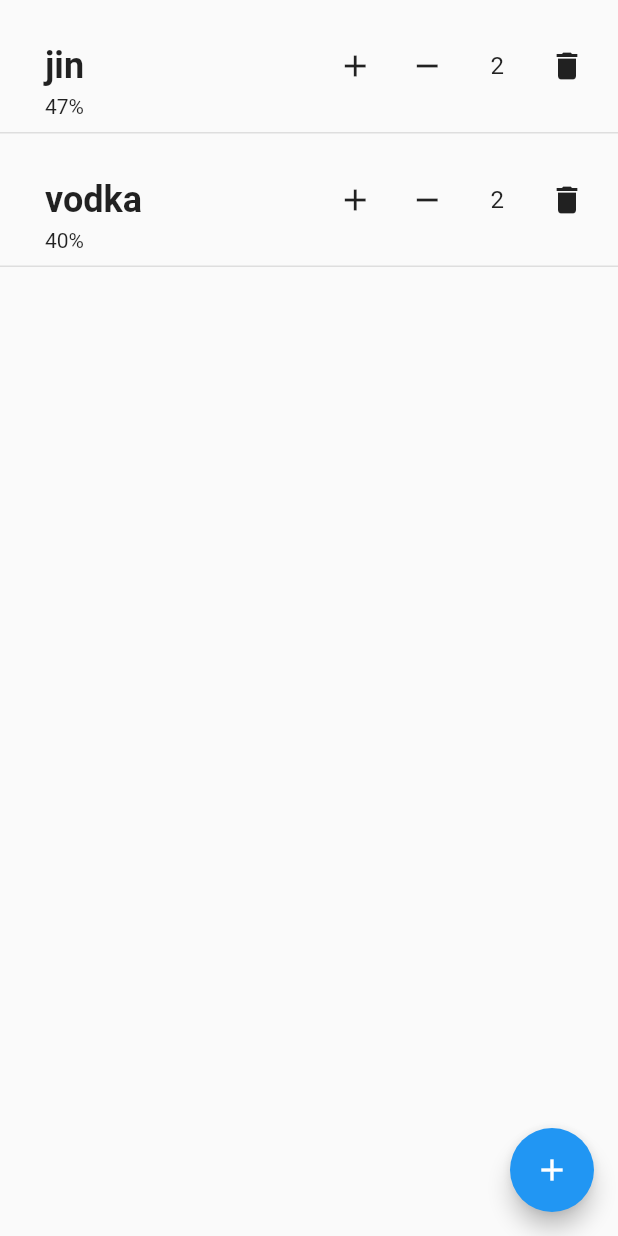
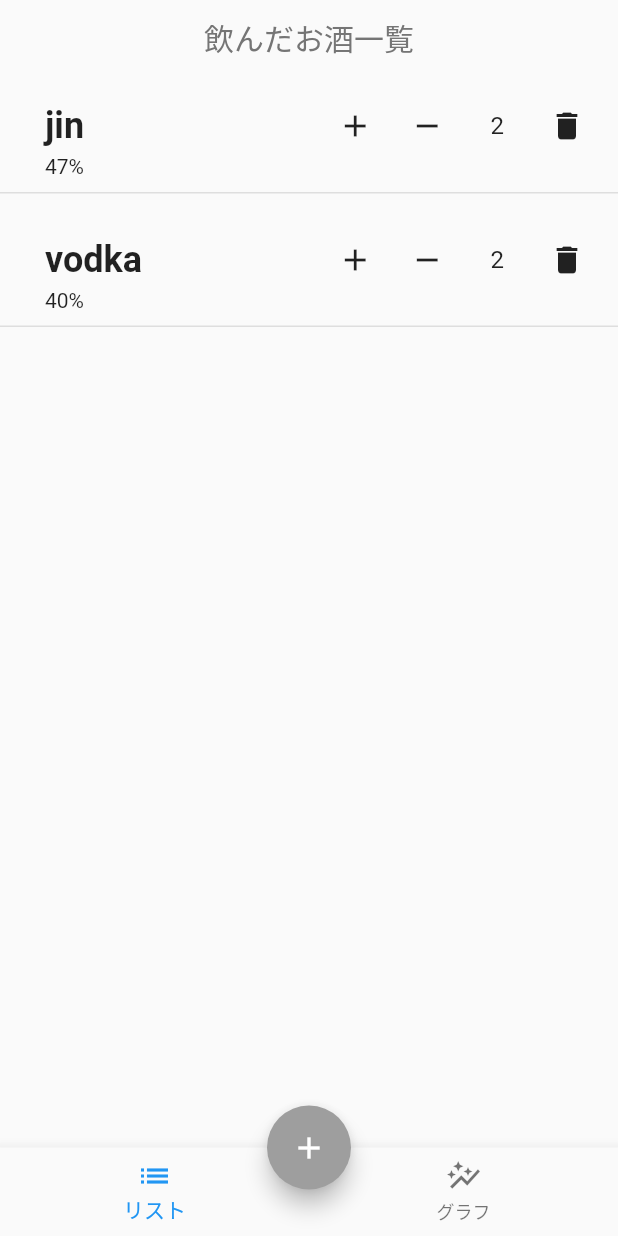
Before and after one commit to SEKI-YUTA/Flutter_Alcoholic_Beverage_Counter, a Flutter app: the screen it shows after launch, on a phone screen of 412 x 824 dp. Run offline on Flutter 3.47's test engine with Material 2 defaults, Android fonts, the phone set to English and light mode, and no system bars.

Commit message:
add bottom navigation bar and item edit dialog

```diff
--- a/lib/pages/list_page.dart
+++ b/lib/pages/list_page.dart
@@ -1,4 +1,5 @@
 import 'package:alcoholic_beverage_counter/widgets/list_item.dart';
+import 'package:alcoholic_beverage_counter/widgets/parameter_row.dart';
 import 'package:flutter/material.dart';
 
 class ListPage extends StatefulWidget {
@@ -36,6 +37,17 @@ class _ListPageState extends State<ListPage> {
     return Scaffold(
       body: Container(
         width: MediaQuery.of(context).size.width,
+        child: SafeArea(
+          child: Column(
+            children: [
+              Container(
+                margin: const EdgeInsets.only(top: 10),
+                child: Text(
+                  "飲んだお酒一覧",
+                  style: TextStyle(color: Colors.grey[600], fontSize: 20),
+                ),
+              ),
+              Expanded(
                 child: ListView.builder(
                   itemBuilder: ((context, index) => ListItem(
                         data: data,
@@ -60,7 +72,13 @@ class _ListPageState extends State<ListPage> {
                   itemCount: data.length,
                 ),
               ),
+            ],
+          ),
+        ),
+      ),
+      floatingActionButtonLocation: FloatingActionButtonLocation.centerDocked,
       floatingActionButton: FloatingActionButton(
+        backgroundColor: Colors.grey,
         onPressed: () {
           print("pressed");
           showDialog(
@@ -70,18 +88,20 @@ class _ListPageState extends State<ListPage> {
                   title: Text("お酒の追加"),
                   content: Column(
                     children: [
-                      Flexible(
-                          child: TextFormField(controller: _nameController)),
-                      Flexible(
-                          child: TextFormField(
+                      ParameterRow(
+                        controller: _nameController,
+                        rowName: "名前",
+                      ),
+                      ParameterRow(
                         controller: _countController,
-                        keyboardType: TextInputType.number,
-                      )),
-                      Flexible(
-                          child: TextFormField(
+                        rowName: "杯数",
+                        tailText: "杯",
+                      ),
+                      ParameterRow(
                         controller: _alcoholDegreeController,
-                        keyboardType: TextInputType.number,
-                      )),
+                        rowName: "アルコール度数",
+                        tailText: "%",
+                      )
                     ],
                   ),
                   actions: [
@@ -115,6 +135,10 @@ class _ListPageState extends State<ListPage> {
         },
         child: Icon(Icons.add),
       ),
+      bottomNavigationBar: BottomNavigationBar(items: [
+        BottomNavigationBarItem(icon: Icon(Icons.list), label: "リスト"),
+        BottomNavigationBarItem(icon: Icon(Icons.auto_graph), label: "グラフ"),
+      ]),
     );
   }
 }
--- a/lib/widgets/list_item.dart
+++ b/lib/widgets/list_item.dart
@@ -14,12 +14,34 @@ class ListItem extends StatelessWidget {
   Function()? incrementCount;
   Function()? decrementCount;
   Function()? deleteItem;
+  TextEditingController _nameEditingController = TextEditingController();
+  TextEditingController _countEditingController = TextEditingController();
+  TextEditingController _percentEditingController = TextEditingController();
 
   @override
   Widget build(BuildContext context) {
     return Stack(
       children: [
-        Container(
+        GestureDetector(
+          onLongPress: () {
+            showDialog(
+                context: context,
+                builder: (_) {
+                  return AlertDialog(
+                    title: const Text("名前の変更"),
+                    content: Column(
+                      children: [
+                        Flexible(
+                            child: TextFormField(
+                          initialValue: data[index]["name"],
+                          controller: _nameEditingController,
+                        ))
+                      ],
+                    ),
+                  );
+                });
+          },
+          child: Container(
             decoration: BoxDecoration(
                 border: Border(
                     bottom: BorderSide(
@@ -57,6 +79,7 @@ class ListItem extends StatelessWidget {
               ],
             ),
           ),
+        ),
         Positioned(
             bottom: 10,
             left: 30,
```
Lines whose indentation alone changed are shown as unchanged.
